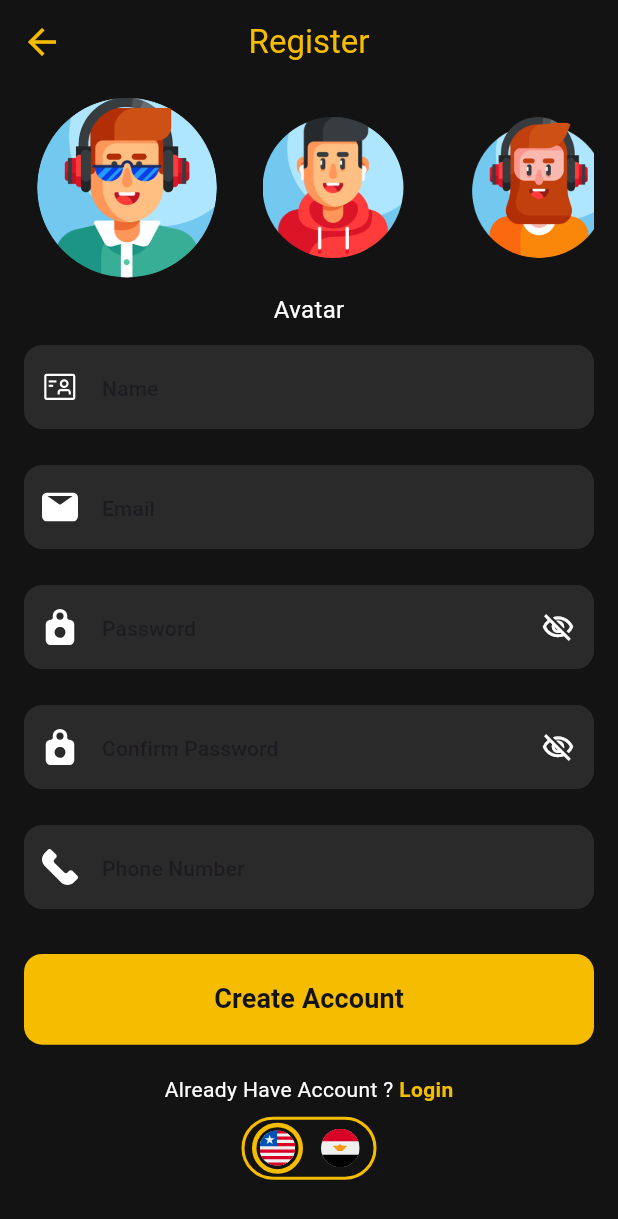
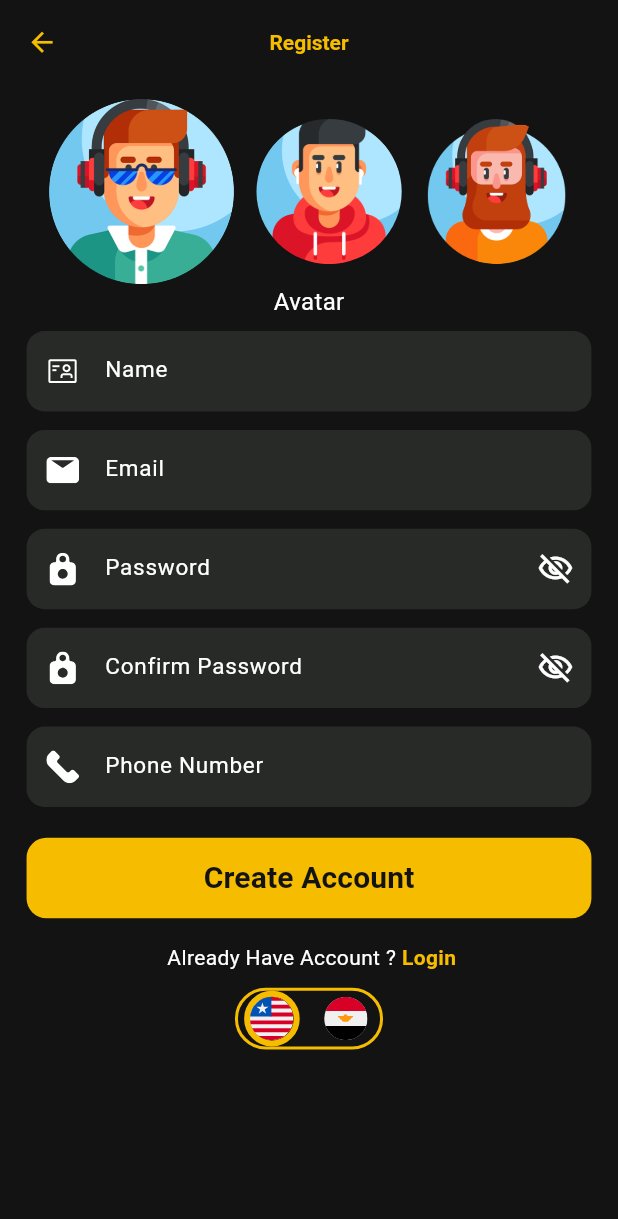
Before and after one commit to saif4451/movies, a Flutter app: the Register screen opened by its route, on a phone screen of 412 x 824 dp. Shown: the top 1219 px of the screen. Run offline on Flutter 3.47's test engine with Material 3 defaults, Android fonts, the phone set to English and light mode, and no system bars; our stand-ins replace easy_localization, flutter_svg.

```diff
--- /dev/null
+++ b/devtools_options.yaml
@@ -0,0 +1,3 @@
+description: This file stores settings for Dart & Flutter DevTools.
+documentation: https://docs.flutter.dev/tools/devtools/extensions#configure-extension-enablement-states
+extensions:
--- a/lib/core/utils/app_text_styels.dart
+++ b/lib/core/utils/app_text_styels.dart
@@ -1,3 +1,4 @@
+// core/utils/app_text_styels.dart
 import 'package:flutter/material.dart';
 import 'package:movies_app/core/utils/app_colors.dart';
 
--- a/lib/screens/authntication/_buildTextField.dart
+++ b/lib/screens/authntication/_buildTextField.dart
@@ -1,7 +1,10 @@
 // screens/authntication/_buildTextField.dart
+
 import 'package:flutter/material.dart';
 import 'package:flutter_svg/flutter_svg.dart';
 import 'package:movies_app/core/utils/app_colors.dart';
+import 'package:movies_app/core/utils/app_text_styels.dart';
+import 'package:movies_app/core/utils/mob_size.dart';
 
 class CustomTextField extends StatefulWidget {
   final String hintText;
@@ -32,29 +35,40 @@ class _CustomTextFieldState extends State<CustomTextField> {
 
   @override
   Widget build(BuildContext context) {
-    return TextField(
+    final double width = context.width;
+    final double height = context.height;
+
+    return SizedBox(
+      width: width,
+      height: height * 0.065,
+
+      child: TextField(
         obscureText: isPasswordHidden,
         keyboardType: widget.keyboardType,
 
-      style: const TextStyle(
-        color: Colors.white,
-      ),
+        style:AppTextStyels.White20regular.copyWith(fontSize: 15,),
+
 
         decoration: InputDecoration(
           hintText: widget.hintText,
 
-        hintStyle:Theme.of(context).textTheme.titleSmall,
+          hintStyle: AppTextStyels.White20regular.copyWith(
+            fontSize: 15,
+          ),
 
+          // ================= PREFIX ICON =================
 
           prefixIcon: Padding(
-          padding: const EdgeInsets.all(12),
+            padding: EdgeInsets.all(width * 0.032),
+
             child: SvgPicture.asset(
               widget.imagePath,
-            width: 20,
-            height: 20,
+              width: width * 0.053,
+              height: width * 0.053,
             ),
           ),
 
+          // ================= PASSWORD ICON =================
 
           suffixIcon: widget.obscureText
               ? IconButton(
@@ -63,18 +77,24 @@ suffixIcon: widget.obscureText
                       isPasswordHidden = !isPasswordHidden;
                     });
                   },
+
                   icon: Icon(
                     isPasswordHidden
                         ? Icons.visibility_off_outlined
                         : Icons.visibility_outlined,
+
                     color: AppColors.whiteColor,
-          size: 22,
+                    size: width * 0.059,
                   ),
                 )
               : null,
 
+          // ================= COLORS =================
+
           filled: true,
-        fillColor: const Color(0xFF2A2A2A),
+          fillColor: AppColors.darkGrey,
+
+          // ================= BORDER =================
 
           border: OutlineInputBorder(
             borderRadius: BorderRadius.circular(12),
@@ -88,12 +108,14 @@ suffixIcon: widget.obscureText
 
           focusedBorder: OutlineInputBorder(
             borderRadius: BorderRadius.circular(12),
+
             borderSide: const BorderSide(
               color: AppColors.primaryColor,
               width: 1.5,
             ),
           ),
         ),
+      ),
     );
   }
 }
--- a/lib/screens/authntication/register.dart
+++ b/lib/screens/authntication/register.dart
@@ -1,10 +1,12 @@
 // screens/authntication/register.dart
-
+import 'package:easy_localization/easy_localization.dart';
 import 'package:flutter/material.dart';
 import 'package:flutter_svg/svg.dart';
 import 'package:movies_app/core/utils/app_assets.dart';
 import 'package:movies_app/core/utils/app_colors.dart';
+import 'package:movies_app/core/utils/app_text_styels.dart';
 import 'package:movies_app/screens/authntication/_buildTextField.dart';
+import 'package:movies_app/core/utils/mob_size.dart';
 
 class Register extends StatefulWidget {
   const Register({super.key});
@@ -25,74 +27,86 @@ class _RegisterState extends State<Register> {
 
   @override
   Widget build(BuildContext context) {
-    final screenWidth = MediaQuery.sizeOf(context).width;
+    final double width = context.width;
+    final double height = context.height;
 
     return Scaffold(
       backgroundColor: AppColors.blackColor,
 
       appBar: AppBar(
         backgroundColor: AppColors.blackColor,
+        elevation: 0,
 
         leading: IconButton(
           onPressed: () {
             Navigator.pop(context);
           },
-          icon: const Icon(
+          icon: Icon(
             Icons.arrow_back,
             color: AppColors.primaryColor,
-            size: 28,
+            size: 21,
           ),
         ),
 
-        title: const Text(
-          "Register",
-          style: TextStyle(color: AppColors.primaryColor),
+        title: Text(
+          context.tr("register"),
+          style: AppTextStyels.orange20semi.copyWith(
+            fontSize: 14,
+          ),
         ),
 
         centerTitle: true,
       ),
 
-      body: SingleChildScrollView(
+      body: SafeArea(
+        child: SingleChildScrollView(
+          physics: const BouncingScrollPhysics(),
+
           child: Padding(
-          padding: const EdgeInsets.symmetric(horizontal: 16),
+            padding: EdgeInsets.symmetric(
+              horizontal: width * 0.043,
+            ),
 
             child: Column(
               children: [
-              const SizedBox(height: 9),
 
-              // Avatars
+                SizedBox(height: height * 0.012),
+
+                // ================= AVATARS =================
+
                 SizedBox(
-                width: double.infinity,
-                height: 120,
+                  width: width,
+                  height: height * 0.15,
 
-                child: ListView.builder(
-                  scrollDirection: Axis.horizontal,
+                  child: Row(
+                    mainAxisAlignment: MainAxisAlignment.spaceEvenly,
 
-                  physics: const NeverScrollableScrollPhysics(),
+                    children: List.generate(
+                      avatars.length,
+                      (index) {
+                        final bool isSelected =
+                            selectedIndex == index;
 
-                  itemCount: avatars.length,
-
-                  itemBuilder: (context, index) {
-                    final isSelected = selectedIndex == index;
-
-                    return SizedBox(
-                      width: screenWidth / 3,
-
-                      child: GestureDetector(
+                        return GestureDetector(
                           onTap: () {
                             setState(() {
                               selectedIndex = index;
                             });
                           },
 
-                        child: Center(
                           child: AnimatedContainer(
-                            duration: const Duration(milliseconds: 250),
+                            duration:
+                                const Duration(milliseconds: 250),
 
                             curve: Curves.easeInOut,
 
-                            width: isSelected ? 120 : 94,
-                            height: isSelected ? 120 : 94,
+                            width: isSelected
+                                ? width * 0.30
+                                : width * 0.235,
+
+                            height: isSelected
+                                ? width * 0.30
+                                : width * 0.235,
 
                             decoration: const BoxDecoration(
                               shape: BoxShape.circle,
@@ -103,14 +117,14 @@ class _RegisterState extends State<Register> {
                                 avatars[index],
                                 fit: BoxFit.cover,
 
-                                errorBuilder: (context, error, stackTrace) {
-                                  return const Icon(
+                                errorBuilder:
+                                    (context, error, stackTrace) {
+                                  return Icon(
                                     Icons.error,
                                     color: Colors.red,
+                                    size: width * 0.06,
                                   );
                                 },
-                              ),
-                            ),
                               ),
                             ),
                           ),
@@ -118,65 +132,75 @@ class _RegisterState extends State<Register> {
                       },
                     ),
                   ),
+                ),
 
-              const SizedBox(height: 10),
 
-              const Text(
-                "Avatar",
-                style: TextStyle(
-                  color: AppColors.whiteColor,
-                  fontSize: 16,
-                  fontWeight: FontWeight.w400,
+                // ================= AVATAR TEXT =================
+
+                Text(
+                  context.tr("avatar"),
+                  style: AppTextStyels.White20regular.copyWith(
+                    fontSize:16,
                   ),
                 ),
 
-              const SizedBox(height: 12),
+                SizedBox(height: height * 0.010),
 
-              // Name
-              CustomTextField(hintText: "Name", imagePath: AppAssets.nameIcon),
+                // ================= NAME =================
 
-              const SizedBox(height: 24),
+                CustomTextField(
+                  hintText: context.tr("name"),
+                  imagePath: AppAssets.nameIcon,
+                ),
 
-              // Email
+                SizedBox(height: height * 0.015),
+
+                // ================= EMAIL =================
+
                 CustomTextField(
-                hintText: "Email",
+                  hintText: context.tr("email"),
                   imagePath: AppAssets.emailIcon,
                   keyboardType: TextInputType.emailAddress,
                 ),
 
-              const SizedBox(height: 24),
+                SizedBox(height: height * 0.015),
 
-              // Password
+                // ================= PASSWORD =================
+
                 CustomTextField(
-                hintText: "Password",
+                  hintText: context.tr("password"),
                   imagePath: AppAssets.passwordIcon,
                   obscureText: true,
                 ),
 
-              const SizedBox(height: 24),
+                SizedBox(height: height * 0.015),
 
-              // Confirm Password
+                // ================= CONFIRM PASSWORD =================
+
                 CustomTextField(
-                hintText: "Confirm Password",
+                  hintText: context.tr("confirm_password"),
                   imagePath: AppAssets.passwordIcon,
                   obscureText: true,
                 ),
 
-              const SizedBox(height: 24),
+                SizedBox(height: height * 0.015),
 
-              // Phone
+                // ================= PHONE =================
+
                 CustomTextField(
-                hintText: "Phone Number",
+                  hintText: context.tr("phone_number"),
                   imagePath: AppAssets.phoneIcon,
                   keyboardType: TextInputType.phone,
                 ),
 
-              const SizedBox(height: 30),
+                SizedBox(height: height * 0.025),
 
-              // Create Account
+                // ================= CREATE ACCOUNT =================
+
                 SizedBox(
-                width: double.infinity,
-                height: screenWidth * (55 / 375),
+                  width: width,
+
+                  height: height * 0.065,
 
                   child: ElevatedButton(
                     onPressed: () {
@@ -184,91 +208,129 @@ class _RegisterState extends State<Register> {
                     },
 
                     style: ElevatedButton.styleFrom(
-                    backgroundColor: AppColors.primaryColor,
+                      backgroundColor:
+                          AppColors.primaryColor,
 
-                    foregroundColor: AppColors.blackColor,
+                      foregroundColor:
+                          AppColors.blackColor,
 
                       shape: RoundedRectangleBorder(
-                      borderRadius: BorderRadius.circular(12),
+                        borderRadius:
+                            BorderRadius.circular(
+                          width * 0.032,
+                        ),
                       ),
 
                       elevation: 0,
                     ),
 
-                  child: const Text(
-                    "Create Account",
-                    style: TextStyle(fontSize: 18, fontWeight: FontWeight.w600),
+                    child: Text(
+                      context.tr("create_account"),
+
+                      style:
+                          AppTextStyels.black20semi.copyWith(
+                        fontSize: 20,
+                      ),
                     ),
                   ),
                 ),
 
-              const SizedBox(height: 20),
+                SizedBox(height: height * 0.020),
 
-              // Login
+                // ================= LOGIN =================
+
                 Row(
-                mainAxisAlignment: MainAxisAlignment.center,
+                  mainAxisAlignment:
+                      MainAxisAlignment.center,
 
                   children: [
-                  const Text(
-                    "Already Have Account ? ",
-                    style: TextStyle(color: AppColors.whiteColor, fontSize: 14),
+                    Flexible(
+                      child: Text(
+                        context.tr(
+                          "already_have_account",
                         ),
+
+                        textAlign:
+                            TextAlign.center,
+
+                        style:
+                            AppTextStyels.White20regular.copyWith(
+                          fontSize: 14,
+                        ),
+                      ),
+                    ),
+
+
 
                     GestureDetector(
                       onTap: () {
                         // Navigate to Login
                       },
 
-                    child: const Text(
-                      "Login",
-                      style: TextStyle(
-                        color: AppColors.primaryColor,
+                      child: Text(
+                        context.tr("login"),
+
+                        style:
+                            AppTextStyels.orange20semi.copyWith(
                           fontSize: 14,
-                        fontWeight: FontWeight.w600,
                         ),
                       ),
                     ),
                   ],
                 ),
-              SizedBox(height: 8),
 
-              Row(
-                mainAxisAlignment: MainAxisAlignment.center,
-                children: [
+                SizedBox(height: height * 0.012),
+
+                // ================= FLAGS =================
+
                 Container(
-                    height: 42,
-                    padding: const EdgeInsets.symmetric(horizontal: 5),
+                  height: height * 0.050,
+
+                  padding: EdgeInsets.symmetric(
+                    horizontal: width * 0.010,
+                  ),
+
                   decoration: BoxDecoration(
                     color: AppColors.blackColor,
 border: Border.all(
   color: AppColors.primaryColor,
   width: 2,
 ),
-                      borderRadius: BorderRadius.circular(25),
-                    ),
+
+                    borderRadius: BorderRadius.circular(30),),
 
                   child: Row(
+                    mainAxisSize: MainAxisSize.min,
+
                     children: [
-                        // USA
+
+                      // ================= USA =================
+
                       GestureDetector(
                         onTap: () {
                           setState(() {
                             selectedFlag = 0;
                           });
                         },
+
                         child: Container(
-                            width: 34,
-                            height: 34,
-                            padding: const EdgeInsets.all(2),
+                          width: width * 0.09,
+                          height: width * 0.09,
+
+
+
                           decoration: BoxDecoration(
                             shape: BoxShape.circle,
+
                             border: Border.all(
                               color: selectedFlag == 0
                                   ? AppColors.primaryColor
                                   : Colors.transparent,
-                                width: 3,
+
+                              width:4
                             ),
                           ),
+
                           child: ClipOval(
                             child: SvgPicture.asset(
                               AppAssets.usaFlag,
@@ -278,28 +340,37 @@ class _RegisterState extends State<Register> {
                         ),
                       ),
 
-                        const SizedBox(width: 8),
+                      SizedBox(
+                        width: width * 0.03,
+                      ),
 
-                        // Egypt
+                      // ================= EGYPT =================
+
                       GestureDetector(
                         onTap: () {
                           setState(() {
                             selectedFlag = 1;
                           });
                         },
+
                         child: Container(
-                            width: 34,
-                            height: 34,
-                            padding: const EdgeInsets.all(2),
+                          width: width * 0.09,
+                          height: width * 0.09,
+
+
+
                           decoration: BoxDecoration(
                             shape: BoxShape.circle,
+
                             border: Border.all(
                               color: selectedFlag == 1
                                   ? AppColors.primaryColor
                                   : Colors.transparent,
-                                width: 2,
+
+                              width: 4,
                             ),
                           ),
+
                           child: ClipOval(
                             child: SvgPicture.asset(
                               AppAssets.egyptFlag,
@@ -311,9 +382,12 @@ class _RegisterState extends State<Register> {
                     ],
                   ),
                 ),
+
+                SizedBox(
+                  height: height * 0.025,
+                ),
               ],
-              ), // Flags
-            ],
+            ),
           ),
         ),
       ),
```
Also changed, not shown: assets/translations/en.json (+25 -15 lines). Lines whose indentation alone changed are shown as unchanged.
